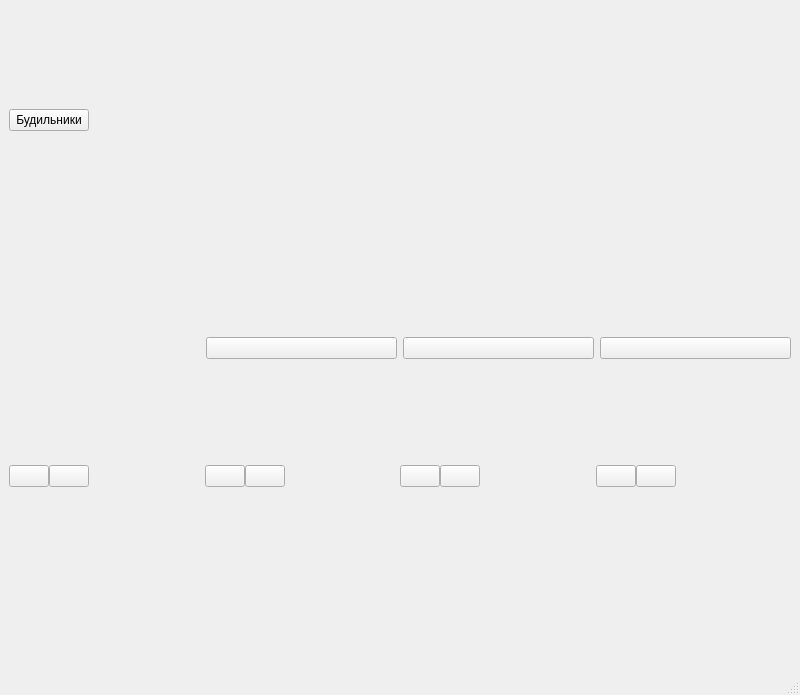
Above: Ui/MainWindowUi.ui from m-i-h-v/QT-Project before the change. Below: the same form after it.
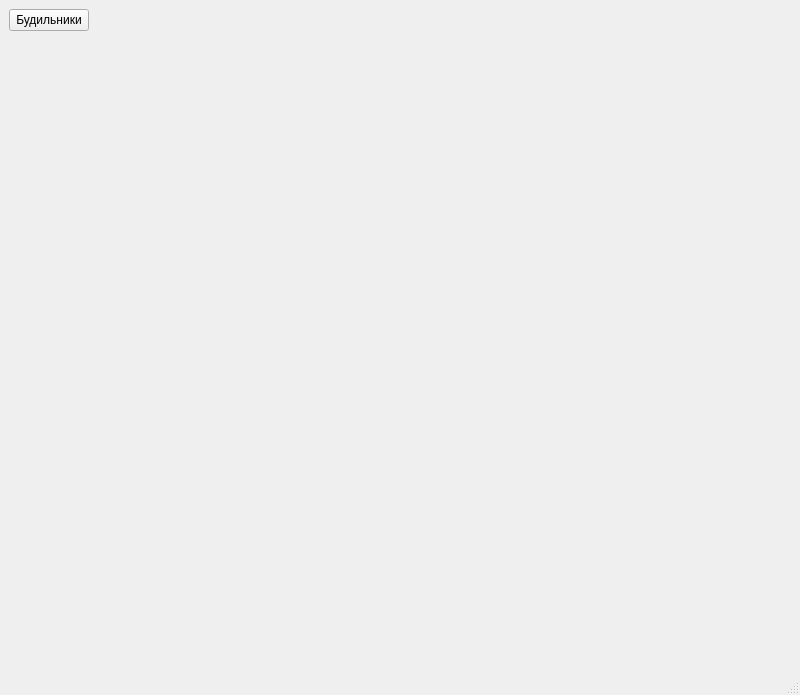
That is the form after the change. Icons and pictures are not drawn.

Patch:
```diff
--- a/Ui/MainWindowUi.ui
+++ b/Ui/MainWindowUi.ui
@@ -55,46 +55,31 @@
   </property>
   <widget class="QWidget" name="centralwidget">
    <layout class="QGridLayout" name="gridLayout">
-    <item row="0" column="0">
-     <widget class="QPushButton" name="pushButton_5">
+    <item row="0" column="0" colspan="2">
+     <layout class="QVBoxLayout" name="verticalLayout">
+      <item>
+       <widget class="QPushButton" name="alarm_clock_button">
       <property name="text">
        <string>Будильники</string>
       </property>
      </widget>
     </item>
-    <item row="7" column="0">
-     <spacer name="verticalSpacer_2">
-      <property name="orientation">
-       <enum>Qt::Vertical</enum>
-      </property>
-      <property name="sizeType">
-       <enum>QSizePolicy::Fixed</enum>
-      </property>
-      <property name="sizeHint" stdset="0">
-       <size>
-        <width>20</width>
-        <height>75</height>
-       </size>
-      </property>
-     </spacer>
-    </item>
-    <item row="1" column="0">
+      <item>
      <spacer name="verticalSpacer">
       <property name="orientation">
        <enum>Qt::Vertical</enum>
       </property>
-      <property name="sizeType">
-       <enum>QSizePolicy::Minimum</enum>
-      </property>
       <property name="sizeHint" stdset="0">
        <size>
         <width>20</width>
-        <height>100</height>
+          <height>40</height>
        </size>
       </property>
      </spacer>
     </item>
-    <item row="0" column="1">
+     </layout>
+    </item>
+    <item row="0" column="2">
      <spacer name="horizontalSpacer">
       <property name="orientation">
        <enum>Qt::Horizontal</enum>
@@ -107,111 +92,20 @@
       </property>
      </spacer>
     </item>
-    <item row="3" column="0" colspan="2">
+    <item row="1" column="0" rowspan="2" colspan="3">
      <layout class="QHBoxLayout" name="add_clock_layout">
       <item>
-       <widget class="QPushButton" name="clock_1">
-        <property name="styleSheet">
-         <string notr="true"/>
-        </property>
-        <property name="text">
-         <string/>
-        </property>
-        <property name="icon">
-         <iconset>
-          <normalon>../images/PlusButton.jpg</normalon>
-         </iconset>
-        </property>
-        <property name="iconSize">
-         <size>
-          <width>180</width>
-          <height>400</height>
-         </size>
-        </property>
-        <property name="default">
-         <bool>false</bool>
-        </property>
-        <property name="flat">
-         <bool>true</bool>
-        </property>
-       </widget>
-      </item>
+       <layout class="QVBoxLayout" name="add_clock_layout_1">
       <item>
-       <widget class="QPushButton" name="clock_2">
-        <property name="text">
-         <string/>
-        </property>
-        <property name="iconSize">
-         <size>
-          <width>180</width>
-          <height>400</height>
-         </size>
-        </property>
-       </widget>
-      </item>
-      <item>
-       <widget class="QPushButton" name="clock_3">
-        <property name="text">
-         <string/>
-        </property>
-        <property name="iconSize">
-         <size>
-          <width>180</width>
-          <height>400</height>
-         </size>
-        </property>
-       </widget>
-      </item>
-      <item>
-       <widget class="QPushButton" name="clock_4">
-        <property name="text">
-         <string/>
-        </property>
-        <property name="iconSize">
-         <size>
-          <width>180</width>
-          <height>400</height>
-         </size>
-        </property>
-       </widget>
-      </item>
-     </layout>
-    </item>
-    <item row="6" column="0" colspan="2">
-     <layout class="QHBoxLayout" name="horizontalLayout_2">
-      <property name="spacing">
-       <number>0</number>
-      </property>
-      <property name="sizeConstraint">
-       <enum>QLayout::SetMinimumSize</enum>
-      </property>
-      <item>
-       <layout class="QHBoxLayout" name="horizontalLayout_4">
-        <item>
-         <widget class="QPushButton" name="Settings_clock_1">
-          <property name="text">
-           <string/>
-          </property>
-         </widget>
-        </item>
-        <item>
-         <widget class="QPushButton" name="Delete_clock_1">
-          <property name="text">
-           <string/>
-          </property>
-         </widget>
-        </item>
+         <layout class="QHBoxLayout" name="add_clock_layout_1_2">
         <item>
          <spacer name="horizontalSpacer_2">
           <property name="orientation">
            <enum>Qt::Horizontal</enum>
           </property>
-          <property name="sizeType">
-           <enum>QSizePolicy::Expanding</enum>
-          </property>
           <property name="sizeHint" stdset="0">
            <size>
-            <width>100</width>
+              <width>40</width>
             <height>20</height>
            </size>
           </property>
@@ -219,33 +113,20 @@
         </item>
        </layout>
       </item>
-      <item>
-       <layout class="QHBoxLayout" name="horizontalLayout_5">
-        <item>
-         <widget class="QPushButton" name="Settings_clock_2">
-          <property name="text">
-           <string/>
-          </property>
-         </widget>
+       </layout>
         </item>
         <item>
-         <widget class="QPushButton" name="Delete_clock_2">
-          <property name="text">
-           <string/>
-          </property>
-         </widget>
-        </item>
+       <layout class="QVBoxLayout" name="add_clock_layout_2">
+        <item>
+         <layout class="QHBoxLayout" name="add_clock_layout_2_2">
         <item>
          <spacer name="horizontalSpacer_3">
           <property name="orientation">
            <enum>Qt::Horizontal</enum>
           </property>
-          <property name="sizeType">
-           <enum>QSizePolicy::Expanding</enum>
-          </property>
           <property name="sizeHint" stdset="0">
            <size>
-            <width>100</width>
+              <width>40</width>
             <height>20</height>
            </size>
           </property>
@@ -253,33 +134,20 @@
         </item>
        </layout>
       </item>
-      <item>
-       <layout class="QHBoxLayout" name="horizontalLayout_6">
-        <item>
-         <widget class="QPushButton" name="Settings_clock_3">
-          <property name="text">
-           <string/>
-          </property>
-         </widget>
+       </layout>
         </item>
         <item>
-         <widget class="QPushButton" name="Delete_clock_3">
-          <property name="text">
-           <string/>
-          </property>
-         </widget>
-        </item>
+       <layout class="QVBoxLayout" name="add_clock_layout_3">
+        <item>
+         <layout class="QHBoxLayout" name="add_clock_layout_3_2">
         <item>
          <spacer name="horizontalSpacer_4">
           <property name="orientation">
            <enum>Qt::Horizontal</enum>
           </property>
-          <property name="sizeType">
-           <enum>QSizePolicy::Expanding</enum>
-          </property>
           <property name="sizeHint" stdset="0">
            <size>
-            <width>100</width>
+              <width>40</width>
             <height>20</height>
            </size>
           </property>
@@ -287,33 +155,20 @@
         </item>
        </layout>
       </item>
-      <item>
-       <layout class="QHBoxLayout" name="horizontalLayout_7">
-        <item>
-         <widget class="QPushButton" name="Settings_clock_4">
-          <property name="text">
-           <string/>
-          </property>
-         </widget>
+       </layout>
         </item>
         <item>
-         <widget class="QPushButton" name="Delete_clock_4">
-          <property name="text">
-           <string/>
-          </property>
-         </widget>
-        </item>
+       <layout class="QVBoxLayout" name="add_clock_layout_4">
+        <item>
+         <layout class="QHBoxLayout" name="add_clock_layout_4_2">
         <item>
          <spacer name="horizontalSpacer_5">
           <property name="orientation">
            <enum>Qt::Horizontal</enum>
           </property>
-          <property name="sizeType">
-           <enum>QSizePolicy::Expanding</enum>
-          </property>
           <property name="sizeHint" stdset="0">
            <size>
-            <width>100</width>
+              <width>40</width>
             <height>20</height>
            </size>
           </property>
@@ -322,6 +177,21 @@
        </layout>
       </item>
      </layout>
+      </item>
+     </layout>
+    </item>
+    <item row="3" column="0">
+     <spacer name="verticalSpacer_2">
+      <property name="orientation">
+       <enum>Qt::Vertical</enum>
+      </property>
+      <property name="sizeHint" stdset="0">
+       <size>
+        <width>20</width>
+        <height>40</height>
+       </size>
+      </property>
+     </spacer>
     </item>
    </layout>
   </widget>
```
Lines whose indentation alone changed are shown as unchanged.
